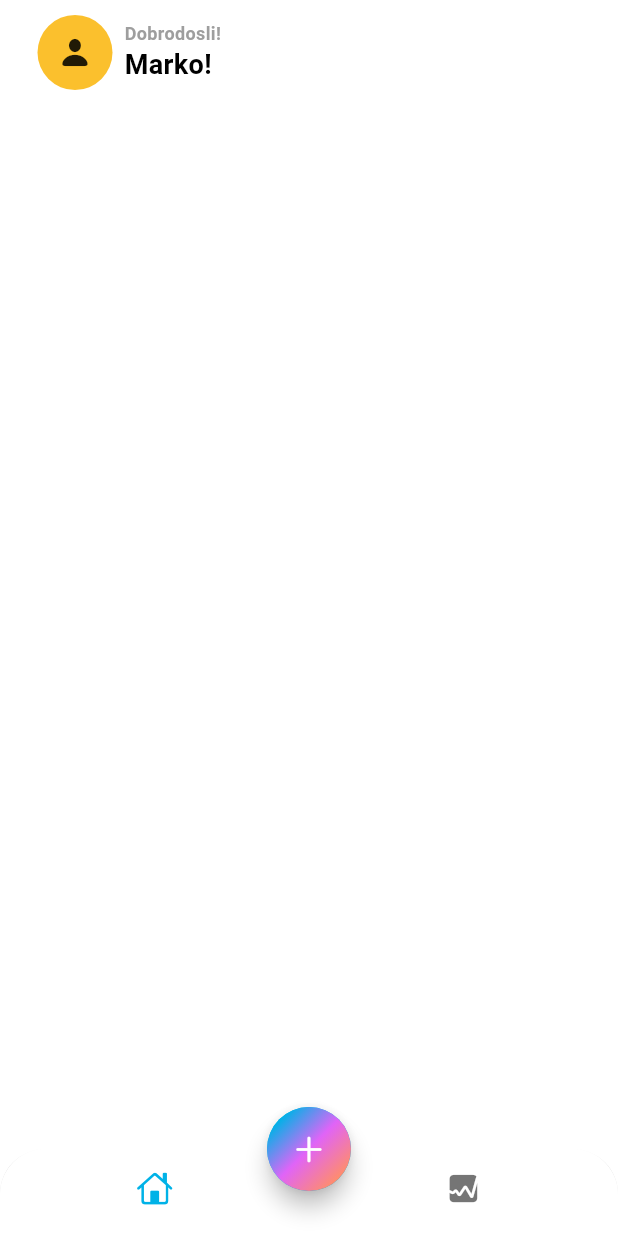
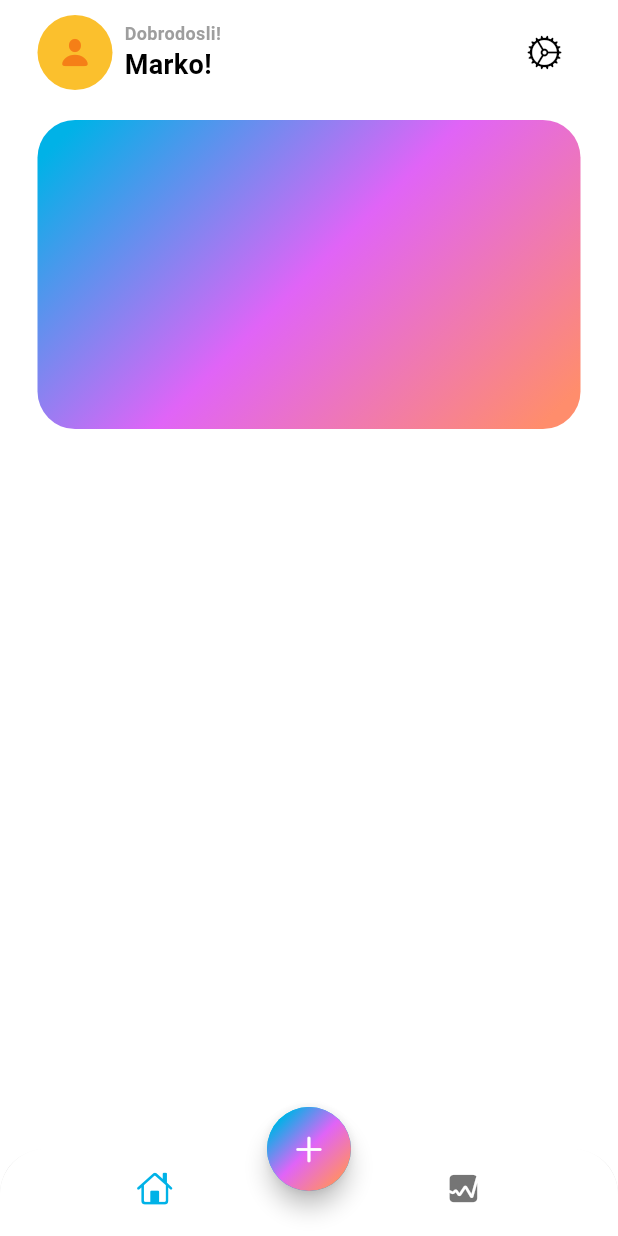
Before and after one commit to MarkoLosic/expensetracker, a Flutter app: the screen it shows after launch, on a phone screen of 412 x 824 dp. Run offline on Flutter 3.47's test engine with Material 3 defaults, Android fonts, the phone set to English and light mode, and no system bars.

Commit message:
Added new background color to the widget

```diff
--- a/lib/home/views/main_screen.dart
+++ b/lib/home/views/main_screen.dart
@@ -1,3 +1,5 @@
+import 'dart:math';
+
 import 'package:flutter/cupertino.dart';
 import 'package:flutter/material.dart';
 
@@ -11,7 +13,13 @@ class MainScreen extends StatelessWidget {
         padding: const EdgeInsets.symmetric(horizontal: 25.0, vertical: 10),
         child: Column(
           children: [
+            Container(
+              //color: Colors.red,
+              child: Row(
+                mainAxisAlignment: MainAxisAlignment.spaceBetween,
+                children: [
                   Row(
+                    mainAxisSize: MainAxisSize.max,
                     children: [
                       Stack(
                         alignment: Alignment.center,
@@ -20,9 +28,13 @@ class MainScreen extends StatelessWidget {
                             width: 50,
                             height: 50,
                             decoration: BoxDecoration(
-                          shape: BoxShape.circle, color: Colors.yellow[700]),
+                                shape: BoxShape.circle,
+                                color: Colors.yellow[700]),
                           ),
-                    Icon(CupertinoIcons.person_fill)
+                          Icon(
+                            CupertinoIcons.person_fill,
+                            color: Colors.yellow[900],
+                          )
                         ],
                       ),
                       const SizedBox(
@@ -38,22 +50,47 @@ class MainScreen extends StatelessWidget {
                                 style: TextStyle(
                                     fontSize: 12,
                                     fontWeight: FontWeight.w600,
-                              color: Theme.of(context).colorScheme.outline),
+                                    color:
+                                        Theme.of(context).colorScheme.outline),
                               ),
                               Text(
                                 'Marko!',
                                 style: TextStyle(
                                     fontSize: 18,
                                     fontWeight: FontWeight.bold,
-                              color:
-                                  Theme.of(context).colorScheme.onBackground),
+                                    color: Theme.of(context)
+                                        .colorScheme
+                                        .onBackground),
                               )
                             ],
                           ),
                         ],
                       ),
                     ],
-            )
+                  ),
+                  IconButton(
+                      onPressed: () {},
+                      icon: const Icon(CupertinoIcons.settings)),
+                ],
+              ),
+            ),
+            SizedBox(
+              height: 20,
+            ),
+            Container(
+              width: MediaQuery.of(context).size.width,
+              height: MediaQuery.of(context).size.width / 2,
+              decoration: BoxDecoration(
+                  gradient: LinearGradient(
+                    colors: [
+                      Theme.of(context).colorScheme.primary,
+                      Theme.of(context).colorScheme.secondary,
+                      Theme.of(context).colorScheme.tertiary,
+                    ],
+                    transform: const GradientRotation(pi / 4),
+                  ),
+                  borderRadius: BorderRadius.circular(25)),
+            ),
           ],
         ),
       ),
```
Lines whose indentation alone changed are shown as unchanged.
